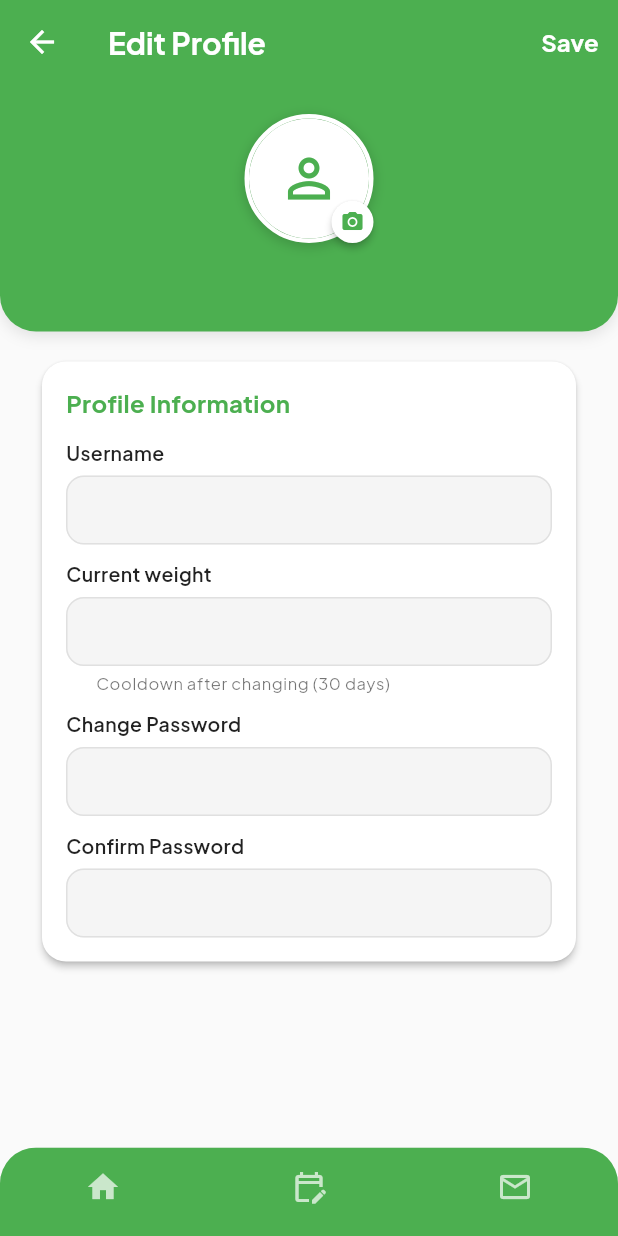
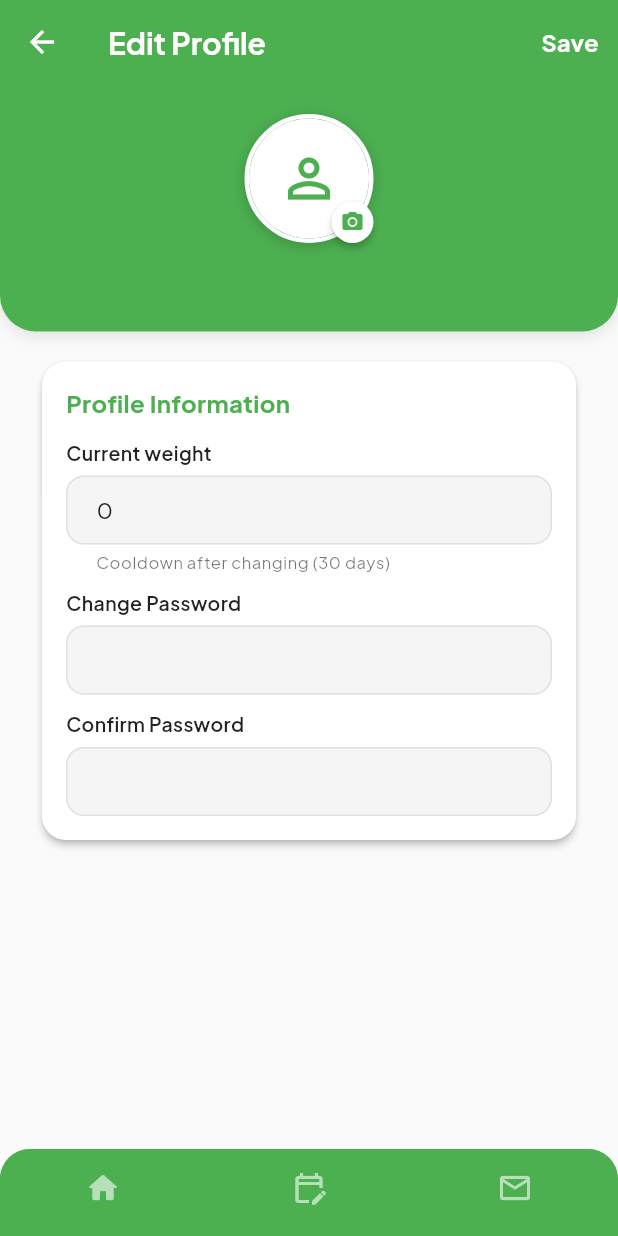
Before and after one commit to banog001/MamasRecipe, a Flutter app: the EditProfilePage screen opened directly, on a phone screen of 412 x 824 dp. Run offline on Flutter 3.47's test engine with Material 3 defaults, Android fonts, the light colour scheme and no system bars; our stand-ins replace cloud_firestore, firebase_auth, firebase_core, google_sign_in, image_picker, shimmer and 1 more; accounts and stored records are empty.

Commit message:
user profile, edit profile

```diff
--- a/lib/pages/UserProfile.dart
+++ b/lib/pages/UserProfile.dart
@@ -102,8 +102,8 @@ class _UserProfileState extends State<UserProfile> {
         }
 
         final data = snapshot.data!;
-        final double weight = (data["currentWeight"] ?? 0).toDouble();
-        final double height = (data["height"] ?? 0).toDouble();
+        final double weight = double.tryParse(data["currentWeight"].toString()) ?? 0.0;
+        final double height = double.tryParse(data["height"].toString()) ?? 0.0;
         final double bmi = _calculateBMI(weight, height);
         final String displayName = user.displayName ?? "Unknown User";
         final String? profileUrl = data['profile'];
@@ -449,7 +449,7 @@ class _UserProfileState extends State<UserProfile> {
               ),
               child: BottomNavigationBar(
                 backgroundColor: _primaryColor,
-                selectedItemColor: _textColorOnPrimary,
+                selectedItemColor: Colors.white.withOpacity(0.6),
                 unselectedItemColor: _textColorOnPrimary.withOpacity(0.6),
                 type: BottomNavigationBarType.fixed,
                 showSelectedLabels: false,
--- a/lib/pages/editProfile.dart
+++ b/lib/pages/editProfile.dart
@@ -5,6 +5,7 @@ import 'package:image_picker/image_picker.dart';
 import 'package:http/http.dart' as http;
 import 'package:firebase_auth/firebase_auth.dart';
 import 'package:cloud_firestore/cloud_firestore.dart';
+import 'home.dart';
 
 class EditProfilePage extends StatefulWidget {
   const EditProfilePage({super.key});
@@ -17,6 +18,8 @@ class _EditProfilePageState extends State<EditProfilePage> {
   File? _profileImage;
   final ImagePicker _picker = ImagePicker();
   bool _isUploading = false;
+  final TextEditingController _weightController = TextEditingController();
+  Future<Map<String, dynamic>?>? _userDataFuture;
 
   static const String _primaryFontFamily = 'PlusJakartaSans';
   static const Color _primaryColor = Color(0xFF4CAF50);
@@ -36,6 +39,12 @@ class _EditProfilePageState extends State<EditProfilePage> {
 
   final String cloudName = "dbc77ko88";
   final String uploadPreset = "profile";
+
+  @override
+  void initState() {
+    super.initState();
+    _userDataFuture = _getUserData(); // 👈 Runs only once
+  }
 
   Future<void> _pickImage(ImageSource source) async {
     final XFile? pickedFile = await _picker.pickImage(source: source);
@@ -125,32 +134,54 @@ class _EditProfilePageState extends State<EditProfilePage> {
   }
 
   Future<void> _saveProfile() async {
-    if (_profileImage == null) {
-      ScaffoldMessenger.of(context).showSnackBar(
-        const SnackBar(content: Text("Please choose a profile image first.")),
-      );
-      return;
-    }
+    final user = FirebaseAuth.instance.currentUser;
+    if (user == null) return;
 
-    final imageUrl = await _uploadToCloudinary(_profileImage!);
+    String? imageUrl;
+
+    // 🔹 If a new profile image was chosen, upload it first
+    if (_profileImage != null) {
+      imageUrl = await _uploadToCloudinary(_profileImage!);
       if (imageUrl == null) {
         ScaffoldMessenger.of(context).showSnackBar(
           const SnackBar(content: Text("Failed to upload image.")),
         );
         return;
       }
+    }
 
-    final user = FirebaseAuth.instance.currentUser;
-    if (user == null) return;
+    // 🔹 Prepare data to update
+    final updateData = <String, dynamic>{};
 
+    // Add new image URL only if user picked one
+    if (imageUrl != null) updateData['profile'] = imageUrl;
+
+    // Add current weight (if it’s not empty)
+    if (_weightController.text.trim().isNotEmpty) {
+      updateData['currentWeight'] = _weightController.text.trim();
+    }
+
+    // 🔹 Update Firestore only if there’s something to change
+    if (updateData.isNotEmpty) {
       await FirebaseFirestore.instance
           .collection("Users")
           .doc(user.uid)
-        .update({'profile': imageUrl});
+          .update(updateData);
 
       ScaffoldMessenger.of(context).showSnackBar(
         const SnackBar(content: Text("✅ Profile updated successfully!")),
       );
+
+      // Refresh data on screen
+      setState(() {
+        _userDataFuture = _getUserData();
+        _profileImage = null;
+      });
+    } else {
+      ScaffoldMessenger.of(context).showSnackBar(
+        const SnackBar(content: Text("No changes to save.")),
+      );
+    }
   }
 
   Future<Map<String, dynamic>?> _getUserData() async {
@@ -213,13 +244,17 @@ class _EditProfilePageState extends State<EditProfilePage> {
         ],
       ),
       body: FutureBuilder<Map<String, dynamic>?>(
-        future: _getUserData(),
+        future: _userDataFuture,
         builder: (context, snapshot) {
           if (snapshot.connectionState == ConnectionState.waiting) {
             return const Center(child: CircularProgressIndicator());
           }
 
           final userData = snapshot.data;
+
+          if (userData != null && userData["currentWeight"] != null && _weightController.text.isEmpty) {
+            _weightController.text = userData["currentWeight"].toString();
+          }
           final String? profileUrl = userData?['profile'];
           final String displayName = user?.displayName ?? "Unknown User";
           final String displayEmail = user?.email ?? "";
@@ -343,10 +378,11 @@ class _EditProfilePageState extends State<EditProfilePage> {
                                       ),
                                     ),
                                     const SizedBox(height: 12),
-                                    _buildTextField("Username"),
-                                    const SizedBox(height: 10),
-                                    _buildTextField("Current weight",
-                                        helperText: "Cooldown after changing (30 days)"),
+                                    _buildTextField(
+                                      "Current weight",
+                                      controller: _weightController,
+                                      helperText: "Cooldown after changing (30 days)",
+                                    ),
                                     const SizedBox(height: 10),
                                     _buildTextField("Change Password", obscure: true),
                                     const SizedBox(height: 10),
@@ -368,27 +404,69 @@ class _EditProfilePageState extends State<EditProfilePage> {
       ),
       bottomNavigationBar: ClipRRect(
         borderRadius: const BorderRadius.only(
-          topLeft: Radius.circular(24),
-          topRight: Radius.circular(24),
+          topLeft: Radius.circular(20),
+          topRight: Radius.circular(20),
+        ),
+        child: Container(
+          decoration: BoxDecoration(
+            color: _primaryColor,
+            borderRadius: const BorderRadius.only(
+              topLeft: Radius.circular(20),
+              topRight: Radius.circular(20),
+            ),
+            boxShadow: [
+              BoxShadow(
+                color: Colors.black.withOpacity(0.1),
+                blurRadius: 8,
+                offset: const Offset(0, -2),
+              ),
+            ],
           ),
           child: BottomNavigationBar(
             backgroundColor: _primaryColor,
-          selectedItemColor: Colors.white.withOpacity(0.7),
-          unselectedItemColor: Colors.white.withOpacity(0.7),
+            selectedItemColor: Colors.white.withOpacity(0.6),
+            unselectedItemColor: Colors.white.withOpacity(0.6),
+            type: BottomNavigationBarType.fixed,
             showSelectedLabels: false,
             showUnselectedLabels: false,
+            onTap: (index) {
+              Navigator.pushReplacement(
+                context,
+                MaterialPageRoute(
+                  builder: (_) => home(initialIndex: index),
+                ),
+              );
+            },
             items: const [
-            BottomNavigationBarItem(icon: Icon(Icons.home_outlined), activeIcon: Icon(Icons.home), label: ""),
-            BottomNavigationBarItem(icon: Icon(Icons.edit_calendar_outlined), activeIcon: Icon(Icons.edit_calendar), label: ""),
-            BottomNavigationBarItem(icon: Icon(Icons.mail_outline), activeIcon: Icon(Icons.mail), label: ""),
+              BottomNavigationBarItem(
+                icon: Icon(Icons.home_outlined),
+                activeIcon: Icon(Icons.home_rounded),
+                label: 'Home',
+              ),
+              BottomNavigationBarItem(
+                icon: Icon(Icons.edit_calendar_outlined),
+                activeIcon: Icon(Icons.edit_calendar),
+                label: 'Schedule',
+              ),
+              BottomNavigationBarItem(
+                icon: Icon(Icons.mail_outline),
+                activeIcon: Icon(Icons.mail),
+                label: 'Messages',
+              ),
             ],
           ),
         ),
+      ),
+
     );
   }
 
-  Widget _buildTextField(String label,
-      {bool obscure = false, String? helperText}) {
+  Widget _buildTextField(
+      String label, {
+        bool obscure = false,
+        String? helperText,
+        TextEditingController? controller,
+      }) {
     return Column(
       crossAxisAlignment: CrossAxisAlignment.start,
       children: [
@@ -403,6 +481,7 @@ class _EditProfilePageState extends State<EditProfilePage> {
         ),
         const SizedBox(height: 6),
         TextField(
+          controller: controller,
           obscureText: obscure,
           style: const TextStyle(
             fontFamily: _primaryFontFamily,
```
Lines whose indentation alone changed are shown as unchanged.
